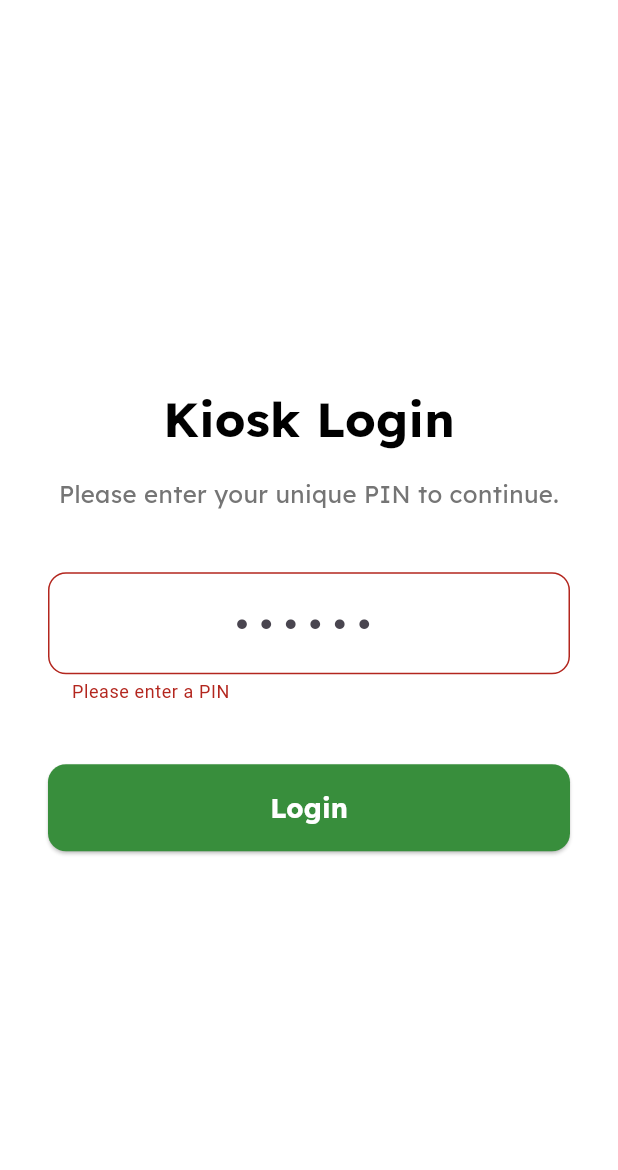
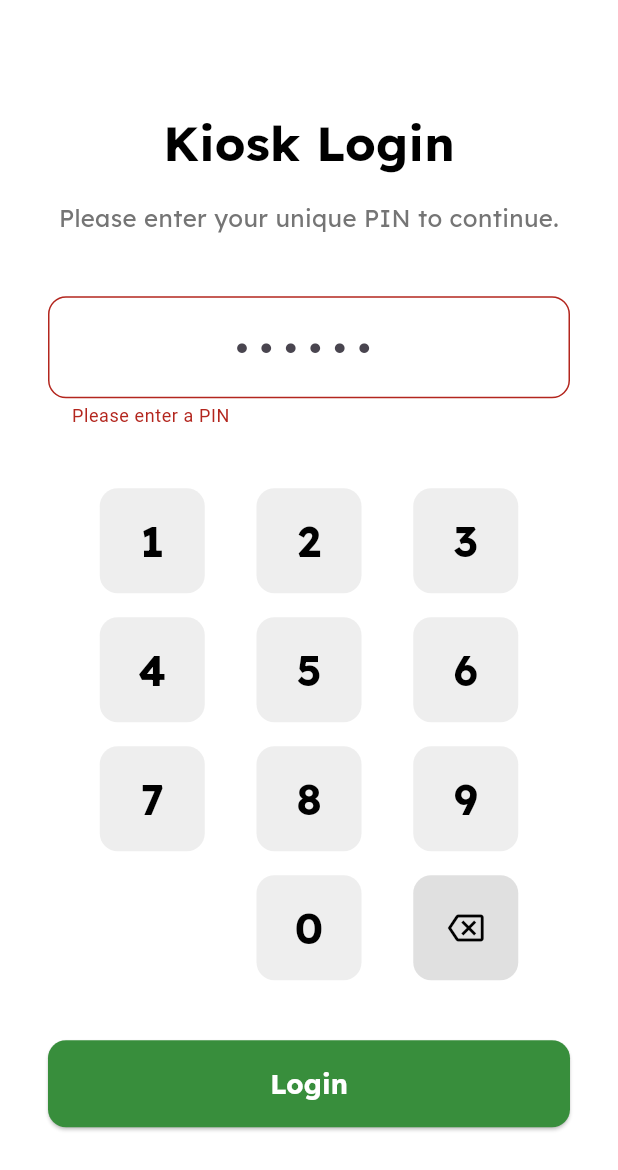
Before and after one commit to villageboy09/kiosk, a Flutter app: the screen it shows after launch, after a tap on "Login", on a phone screen of 412 x 824 dp. Shown: the top 1170 px of the screen. Run offline on Flutter 3.47's test engine with Material 3 defaults, Android fonts, the phone set to English and light mode, and no system bars; our stand-ins replace flutter_dotenv, google_fonts, supabase_flutter; accounts and stored records are empty.

Commit message:
login_session & Keyboard

```diff
--- a/lib/auth/login_screen.dart
+++ b/lib/auth/login_screen.dart
@@ -1,5 +1,6 @@
-import 'package:cropsync/main.dart'; // We need to import main.dart to access the 'supabase' client
+import 'package:cropsync/main.dart';
 import 'package:cropsync/screens/home_screen.dart';
+import 'package:cropsync/widgets/keyboard.dart';
 import 'package:flutter/material.dart';
 import 'package:google_fonts/google_fonts.dart';
 import 'package:supabase_flutter/supabase_flutter.dart';
@@ -22,9 +23,7 @@ class _LoginScreenState extends State<LoginScreen> {
     super.dispose();
   }
 
-  /// Attempts to log the user in by verifying the PIN against the Supabase database.
   Future<void> _login() async {
-    // First, validate the form input.
     if (!_formKey.currentState!.validate()) {
       return;
     }
@@ -36,34 +35,48 @@ class _LoginScreenState extends State<LoginScreen> {
     try {
       final pin = _pinController.text.trim();
 
-      // Query the 'farmers' table to find a row where 'login_pin' matches the entered PIN.
-      // .select() fetches all columns for the matching row.
-      // .single() expects exactly one row to be returned. If zero or more than one are found, it throws an error.
-      await supabase.from('farmers').select().eq('login_pin', pin).single();
+      // 1. Call the function to get the secure token
+      final response = await supabase.functions.invoke(
+        'login-with-pin',
+        body: {'pin': pin},
+      );
 
-      // If the code reaches here, a matching farmer was found. Login is successful.
-      // We use pushReplacement to prevent the user from going back to the login screen.
+      if (response.status != 200) {
+        final errorMessage =
+            response.data?['error'] ?? 'An unknown error occurred.';
+        throw Exception(errorMessage);
+      }
+
+      // 2. Parse the full response from the function
+      final responseData = response.data as Map<String, dynamic>;
+      final properties = responseData['properties'] as Map<String, dynamic>?;
+      final user = responseData['user'] as Map<String, dynamic>?;
+
+      final email = user?['email'] as String?;
+      final token = properties?['email_otp'] as String?;
+
+      if (email == null || token == null) {
+        throw Exception(
+            'Invalid response from server. Token or email missing.');
+      }
+
+      // 3. Use the token to verify the OTP and create the session
+      await supabase.auth.verifyOTP(
+        type: OtpType.magiclink,
+        email: email,
+        token: token,
+      );
+
       if (mounted) {
         Navigator.pushReplacement(
           context,
           MaterialPageRoute(builder: (context) => const HomeScreen()),
         );
       }
-    } on PostgrestException catch (error) {
-      // This specific error (PGRST116) means no rows were found.
-      // It's a clean way to handle an invalid PIN.
-      if (error.code == 'PGRST116') {
-        _showErrorSnackbar('Invalid PIN. Please try again.');
-      } else {
-        // Handle other potential database errors (e.g., permission denied).
-        _showErrorSnackbar('Database error: ${error.message}');
-      }
     } catch (error) {
-      // Handle unexpected errors, like network issues.
       _showErrorSnackbar(
-          'An unexpected error occurred. Please check your connection.');
+          'Login failed: ${error.toString().replaceFirst("Exception: ", "")}');
     } finally {
-      // Ensure the loading indicator is turned off, even if an error occurs.
       if (mounted) {
         setState(() {
           _isLoading = false;
@@ -72,7 +85,6 @@ class _LoginScreenState extends State<LoginScreen> {
     }
   }
 
-  /// Helper method to show a snackbar with an error message.
   void _showErrorSnackbar(String message) {
     ScaffoldMessenger.of(context).showSnackBar(
       SnackBar(
@@ -115,7 +127,7 @@ class _LoginScreenState extends State<LoginScreen> {
                 const SizedBox(height: 40),
                 TextFormField(
                   controller: _pinController,
-                  keyboardType: TextInputType.number,
+                  readOnly: true,
                   obscureText: true,
                   textAlign: TextAlign.center,
                   style: GoogleFonts.lexend(fontSize: 24, letterSpacing: 8),
@@ -140,6 +152,8 @@ class _LoginScreenState extends State<LoginScreen> {
                     return null;
                   },
                 ),
+                const SizedBox(height: 40),
+                NumericKeypad(controller: _pinController),
                 const SizedBox(height: 40),
                 SizedBox(
                   width: double.infinity,
--- a/lib/welcome_screen.dart
+++ b/lib/welcome_screen.dart
@@ -1,9 +1,11 @@
-// ignore_for_file: avoid_print
+import 'dart:async';
 
 import 'package:cropsync/auth/login_screen.dart';
+import 'package:cropsync/main.dart';
+import 'package:cropsync/screens/home_screen.dart';
 import 'package:flutter/material.dart';
-import 'package:animated_text_kit/animated_text_kit.dart';
 import 'package:google_fonts/google_fonts.dart';
+import 'package:supabase_flutter/supabase_flutter.dart';
 
 class SplashScreen extends StatefulWidget {
   const SplashScreen({super.key});
@@ -13,21 +15,45 @@ class SplashScreen extends StatefulWidget {
 }
 
 class _SplashScreenState extends State<SplashScreen> {
+  late final StreamSubscription<AuthState> _authSubscription;
+
   @override
   void initState() {
     super.initState();
-    _navigateToLogin();
+    _redirect();
   }
 
-  // Navigate to the login screen after a 3-second delay.
-  void _navigateToLogin() {
-    Future.delayed(const Duration(seconds: 3), () {
-      // Use pushReplacement to prevent the user from navigating back to the splash screen.
-      if (!mounted) return;
-      Navigator.pushReplacement(
-        context,
+  @override
+  void dispose() {
+    _authSubscription.cancel();
+    super.dispose();
+  }
+
+  Future<void> _redirect() async {
+    await Future.delayed(Duration.zero);
+    final session = supabase.auth.currentSession;
+
+    if (!mounted) return;
+
+    if (session != null) {
+      Navigator.of(context).pushReplacement(
+        MaterialPageRoute(builder: (context) => const HomeScreen()),
+      );
+    } else {
+      Navigator.of(context).pushReplacement(
         MaterialPageRoute(builder: (context) => const LoginScreen()),
       );
+    }
+
+    _authSubscription = supabase.auth.onAuthStateChange.listen((data) {
+      final event = data.event;
+      if (event == AuthChangeEvent.signedOut) {
+        if (mounted) {
+          Navigator.of(context).pushReplacement(
+            MaterialPageRoute(builder: (context) => const LoginScreen()),
+          );
+        }
+      }
     });
   }
 
@@ -39,12 +65,9 @@ class _SplashScreenState extends State<SplashScreen> {
         child: Column(
           mainAxisAlignment: MainAxisAlignment.center,
           children: [
-            // Display the logo.
-            // Ensure you have 'logo.png' in 'assets/images/'.
             Image.asset(
               'assets/images/logo.png',
               width: 150,
-              // Add a fallback in case the image fails to load.
               errorBuilder: (context, error, stackTrace) {
                 return const Icon(
                   Icons.agriculture,
@@ -54,23 +77,17 @@ class _SplashScreenState extends State<SplashScreen> {
               },
             ),
             const SizedBox(height: 40),
-            // The animated text kit for the typewriter effect.
-            DefaultTextStyle(
-              // Use GoogleFonts.lexend() to apply the font.
+            Text(
+              'Cropsync Kiosk',
               style: GoogleFonts.lexend(
                 fontSize: 24.0,
                 color: Colors.black,
                 fontWeight: FontWeight.bold,
               ),
-              child: AnimatedTextKit(
-                isRepeatingAnimation: false,
-                animatedTexts: [
-                  TypewriterAnimatedText(
-                    'Welcome to Cropsync...',
-                    speed: const Duration(milliseconds: 100),
-                  ),
-                ],
-              ),
+            ),
+            const SizedBox(height: 20),
+            const CircularProgressIndicator(
+              color: Colors.green,
             ),
           ],
         ),
--- /dev/null
+++ b/lib/widgets/keyboard.dart
@@ -0,0 +1,101 @@
+import 'package:flutter/material.dart';
+import 'package:google_fonts/google_fonts.dart';
+
+class NumericKeypad extends StatelessWidget {
+  final TextEditingController controller;
+
+  const NumericKeypad({super.key, required this.controller});
+
+  @override
+  Widget build(BuildContext context) {
+    return Column(
+      children: [
+        Row(
+          mainAxisAlignment: MainAxisAlignment.spaceEvenly,
+          children: [
+            _buildButton('1'),
+            _buildButton('2'),
+            _buildButton('3'),
+          ],
+        ),
+        const SizedBox(height: 16),
+        Row(
+          mainAxisAlignment: MainAxisAlignment.spaceEvenly,
+          children: [
+            _buildButton('4'),
+            _buildButton('5'),
+            _buildButton('6'),
+          ],
+        ),
+        const SizedBox(height: 16),
+        Row(
+          mainAxisAlignment: MainAxisAlignment.spaceEvenly,
+          children: [
+            _buildButton('7'),
+            _buildButton('8'),
+            _buildButton('9'),
+          ],
+        ),
+        const SizedBox(height: 16),
+        Row(
+          mainAxisAlignment: MainAxisAlignment.spaceEvenly,
+          children: [
+            const SizedBox(width: 70), // Placeholder for alignment
+            _buildButton('0'),
+            _buildBackspaceButton(),
+          ],
+        ),
+      ],
+    );
+  }
+
+  Widget _buildButton(String text) {
+    return SizedBox(
+      width: 70,
+      height: 70,
+      child: TextButton(
+        style: TextButton.styleFrom(
+          backgroundColor: Colors.grey[200],
+          shape: RoundedRectangleBorder(
+            borderRadius: BorderRadius.circular(12),
+          ),
+        ),
+        onPressed: () {
+          if (controller.text.length < 6) {
+            controller.text += text;
+          }
+        },
+        child: Text(
+          text,
+          style: GoogleFonts.lexend(
+            fontSize: 28,
+            fontWeight: FontWeight.bold,
+            color: Colors.black,
+          ),
+        ),
+      ),
+    );
+  }
+
+  Widget _buildBackspaceButton() {
+    return SizedBox(
+      width: 70,
+      height: 70,
+      child: IconButton(
+        style: IconButton.styleFrom(
+          backgroundColor: Colors.grey[300],
+          shape: RoundedRectangleBorder(
+            borderRadius: BorderRadius.circular(12),
+          ),
+        ),
+        onPressed: () {
+          if (controller.text.isNotEmpty) {
+            controller.text =
+                controller.text.substring(0, controller.text.length - 1);
+          }
+        },
+        icon: const Icon(Icons.backspace_outlined, color: Colors.black),
+      ),
+    );
+  }
+}
```
Also changed, not shown: 3 other files.
